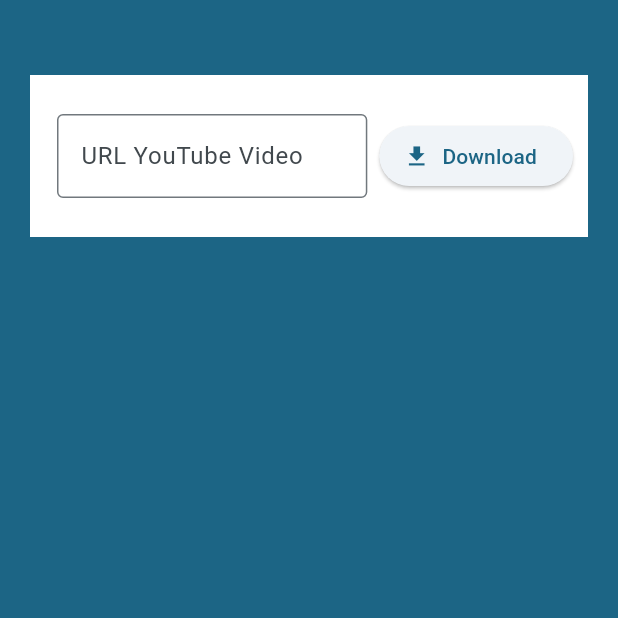
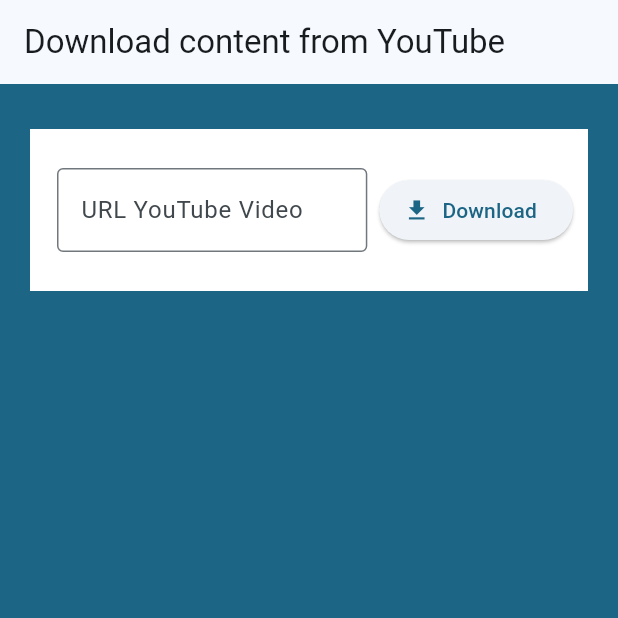
Before and after one commit to TheDaniel2/downloadFromYoutube, a Flutter app: the screen it shows after launch, on a phone screen of 412 x 824 dp, the top half of it. Run offline on Flutter 3.47's test engine with Material 3 defaults, Android fonts, the phone set to English and light mode, and no system bars.

Commit message:
Adicionado uma app bar para deixar mais claro a funcionalidade do app

```diff
--- a/lib/main.dart
+++ b/lib/main.dart
@@ -41,6 +41,9 @@ class HomePage extends StatelessWidget {
   @override
   Widget build(BuildContext context) {
     return Scaffold(
+      appBar: AppBar(
+        title: Text("Download content from YouTube"),
+      ),
       backgroundColor: Theme.of(context).colorScheme.primary,
       body: Column(children: const [DownloadField(), DownloadsView()]),
     );
@@ -55,7 +58,7 @@ class DownloadField extends StatelessWidget {
     return Container(
       color: Colors.white,
       padding: const EdgeInsets.all(10.0),
-      margin: const EdgeInsets.symmetric(horizontal: 20.0, vertical: 50.0),
+      margin: const EdgeInsets.symmetric(horizontal: 20.0, vertical: 30.0),
       child: Row(children: [
           UrlField(),
           DownloadButton(),
```
